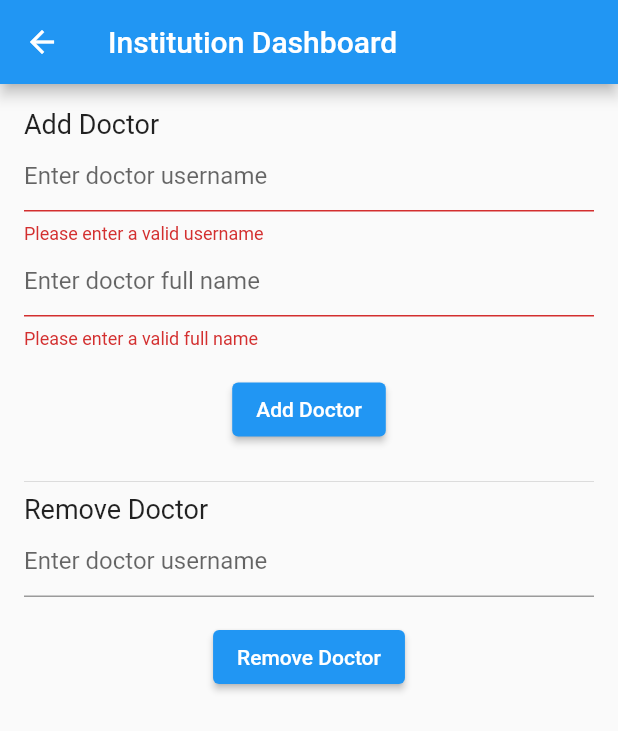
After one commit to razvanabagiu89/Medical_Policy_dApp, a Flutter app: the InstitutionDashboard screen opened directly, after a tap on "Add Doctor", on a phone screen of 412 x 824 dp. The commit adds this screen. Shown: the top 731 px of the screen. Run offline on Flutter 3.47's test engine with Material 2 defaults, Android fonts, the phone set to English and light mode, and no system bars; our stand-ins replace file_picker, hex, yaml; missing offline and left inert: flutter_web3; accounts and stored records are empty; network calls fail.

Commit message:
institution dashboard with add/remove doctor and login fixed with different types of dashboards

```diff
--- /dev/null
+++ b/frontend/lib/institution_dashboard.dart
@@ -0,0 +1,178 @@
+import 'package:flutter/material.dart';
+import 'package:http/http.dart' as http;
+import 'dart:convert';
+import 'user_provider.dart';
+import 'metamask_provider.dart';
+import 'package:provider/provider.dart';
+import 'package:flutter_web3/flutter_web3.dart';
+import 'utils.dart';
+import 'package:hex/hex.dart';
+import 'dart:typed_data';
+
+class InstitutionDashboard extends StatefulWidget {
+  @override
+  _InstitutionDashboardState createState() => _InstitutionDashboardState();
+}
+
+class _InstitutionDashboardState extends State<InstitutionDashboard> {
+  final GlobalKey<FormState> _addDoctorFormKey = GlobalKey<FormState>();
+  final GlobalKey<FormState> _removeDoctorFormKey = GlobalKey<FormState>();
+  String addDoctorUsername = '';
+  String removeDoctorUsername = '';
+  String doctorFullName = '';
+
+  Future<void> addDoctor(BuildContext context) async {
+    final userModel = context.read<UserProvider>();
+    final id = userModel.getUserID();
+    ////////////////////////// backend //////////////////////////
+    final url = 'http://localhost:5000/api/$id/doctor/add';
+    final response = await http.post(
+      Uri.parse(url),
+      headers: <String, String>{
+        'Content-Type': 'application/json',
+      },
+      body: jsonEncode(<String, String>{
+        'username': addDoctorUsername,
+        'full_name': doctorFullName,
+      }),
+    );
+
+    if (response.statusCode == 201) {
+      Map<String, dynamic> jsonResponse = jsonDecode(response.body);
+      String doctorPassword = jsonResponse['password'].toString();
+      print(doctorPassword);
+    } else {
+      print("Error: ${response.body}");
+    }
+  }
+
+  Future<void> removeDoctor(BuildContext context) async {
+    final userModel = context.read<UserProvider>();
+    final id = userModel.getUserID();
+    ////////////////////////// backend //////////////////////////
+    final url = 'http://localhost:5000/api/$id/doctor/remove';
+    final response = await http.post(
+      Uri.parse(url),
+      headers: <String, String>{
+        'Content-Type': 'application/json',
+      },
+      body: jsonEncode(<String, String>{
+        'username': removeDoctorUsername,
+      }),
+    );
+
+    if (response.statusCode == 200) {
+      print('Doctor removed successfully');
+    } else {
+      print("Error: ${response.body}");
+    }
+  }
+
+  @override
+  Widget build(BuildContext context) {
+    return Scaffold(
+      appBar: AppBar(
+        title: Text('Institution Dashboard'),
+      ),
+      body: Padding(
+        padding: EdgeInsets.all(16.0),
+        child: Column(
+          crossAxisAlignment: CrossAxisAlignment.start,
+          children: <Widget>[
+            Text('Add Doctor', style: TextStyle(fontSize: 18)),
+            Form(
+              key: _addDoctorFormKey,
+              child: Column(
+                children: [
+                  TextFormField(
+                    decoration: InputDecoration(
+                      hintText: 'Enter doctor username',
+                    ),
+                    validator: (value) {
+                      if (value == null || value.isEmpty) {
+                        return 'Please enter a valid username';
+                      }
+                      return null;
+                    },
+                    onChanged: (value) {
+                      setState(() {
+                        addDoctorUsername = value;
+                      });
+                    },
+                  ),
+                  TextFormField(
+                    decoration: InputDecoration(
+                      hintText: 'Enter doctor full name',
+                    ),
+                    validator: (value) {
+                      if (value == null || value.isEmpty) {
+                        return 'Please enter a valid full name';
+                      }
+                      return null;
+                    },
+                    onChanged: (value) {
+                      setState(() {
+                        doctorFullName = value;
+                      });
+                    },
+                  ),
+                  Padding(
+                    padding: EdgeInsets.symmetric(vertical: 16.0),
+                    child: ElevatedButton(
+                      onPressed: () async {
+                        if (_addDoctorFormKey.currentState!.validate()) {
+                          await addDoctor(context);
+                          print(
+                              'Adding doctor: $addDoctorUsername, $doctorFullName');
+                        }
+                      },
+                      child: Text('Add Doctor'),
+                    ),
+                  ),
+                ],
+              ),
+            ),
+            Divider(),
+            Text('Remove Doctor', style: TextStyle(fontSize: 18)),
+            Form(
+              key: _removeDoctorFormKey,
+              child: Column(
+                children: [
+                  TextFormField(
+                    decoration: InputDecoration(
+                      hintText: 'Enter doctor username',
+                    ),
+                    validator: (value) {
+                      if (value == null || value.isEmpty) {
+                        return 'Please enter a valid username';
+                      }
+                      return null;
+                    },
+                    onChanged: (value) {
+                      setState(() {
+                        removeDoctorUsername = value;
+                      });
+                    },
+                  ),
+                  Padding(
+                    padding: EdgeInsets.symmetric(vertical: 16.0),
+                    child: ElevatedButton(
+                      onPressed: () async {
+                        if (_removeDoctorFormKey.currentState!.validate()) {
+                          // Remove doctor logic
+                          await removeDoctor(context);
+                          print('Removing doctor: $doctorFullName');
+                        }
+                      },
+                      child: Text('Remove Doctor'),
+                    ),
+                  ),
+                ],
+              ),
+            ),
+          ],
+        ),
+      ),
+    );
+  }
+}
```
Also changed, not shown: frontend/lib/login.dart (+28 -11 lines), 2 other files.
